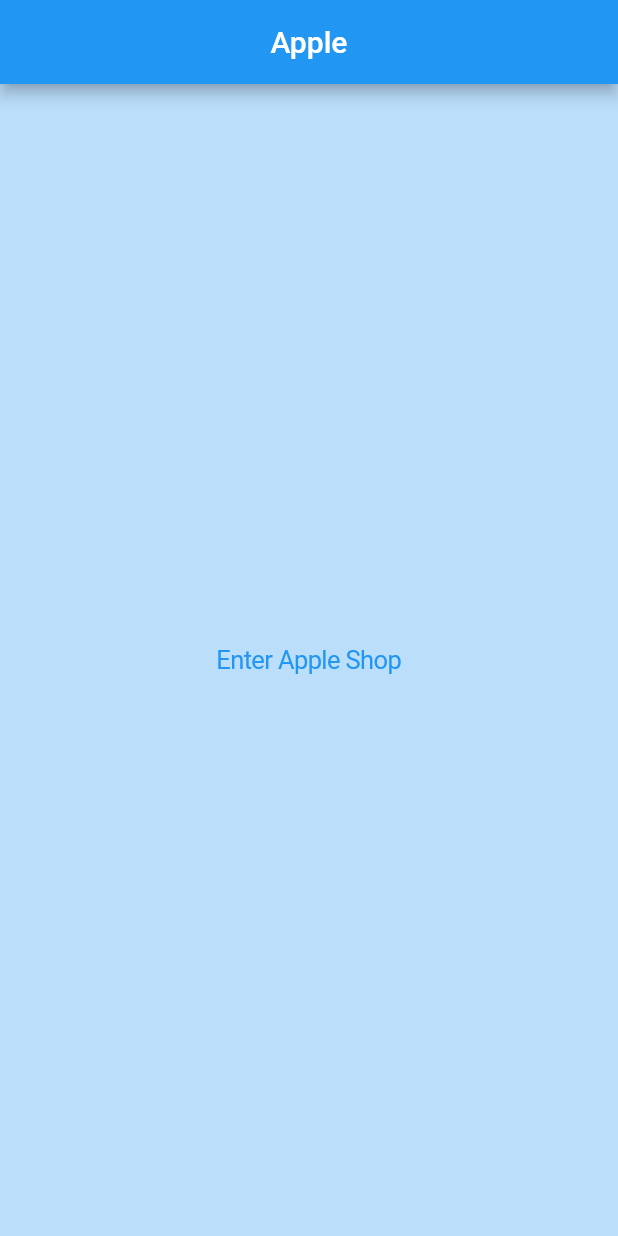
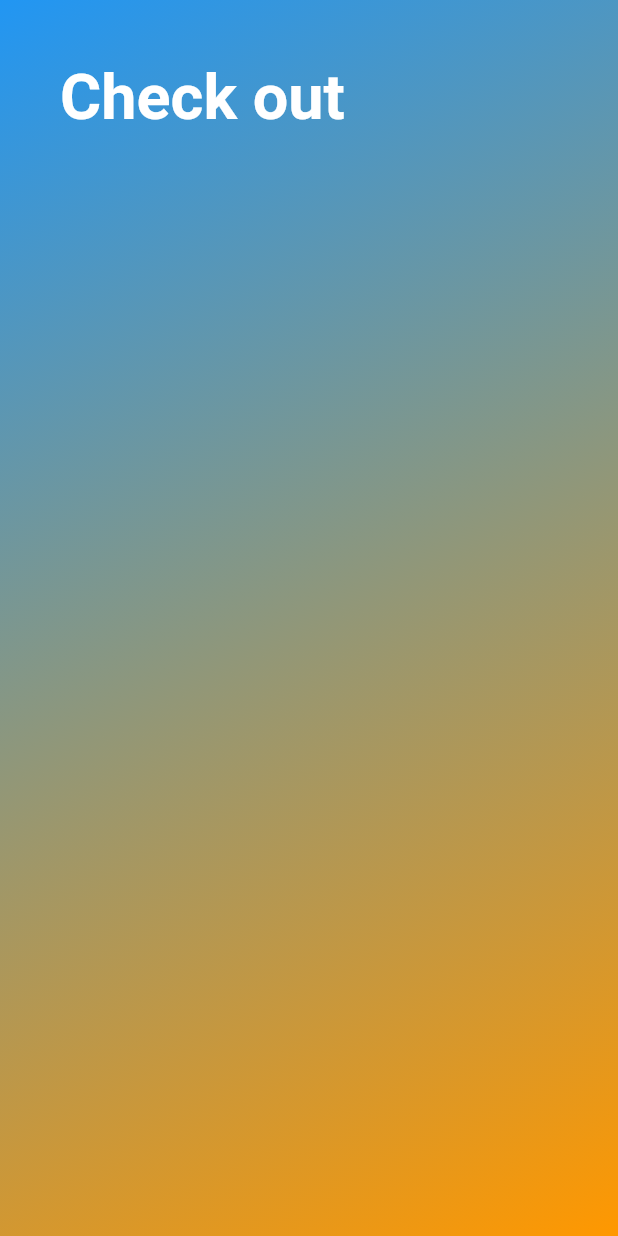
Before and after one commit to Zureq13/flutter_app, a Flutter app: the screen it shows after launch, on a phone screen of 412 x 824 dp. Run offline on Flutter 3.47's test engine with Material 2 defaults, Android fonts, the phone set to English and light mode, and no system bars.

Commit message:
Changing whole app for better design

```diff
--- a/lib/main.dart
+++ b/lib/main.dart
@@ -1,6 +1,4 @@
-import 'package:flutter/cupertino.dart';
 import 'package:flutter/material.dart';
-import 'package:flutter_application_2/apple_shop.dart';
 
 void main() {
   runApp(const MyApp());
@@ -8,35 +6,45 @@ void main() {
 
 class MyApp extends StatelessWidget {
   const MyApp({Key? key}) : super(key: key);
-
   @override
   Widget build(BuildContext context) {
     return MaterialApp(
-      title: 'Shop',
-      theme: ThemeData(
-        primarySwatch: Colors.blue,
-        scaffoldBackgroundColor: Colors.blue[100],
-      ),
+      debugShowCheckedModeBanner: false,
+      title: "I-Store",
+      theme: ThemeData(scaffoldBackgroundColor: Colors.blueGrey),
       home: Scaffold(
-        appBar: AppBar(
-          title: const Text("Apple"),
-          centerTitle: true,
+        body: Container(
+          decoration: const BoxDecoration(
+              gradient: LinearGradient(
+            begin: Alignment.topLeft,
+            end: Alignment.bottomRight,
+            colors: [
+              Colors.blue,
+              Colors.orange,
+            ],
+          )),
+          child: Column(
+            children: [
+              SafeArea(
+                child: Row(
+                  children: const [
+                    Padding(
+                      padding: EdgeInsets.all(40.0),
+                      child: Text(
+                        "Check out",
+                        style: TextStyle(
+                          fontSize: 42,
+                          fontWeight: FontWeight.bold,
+                          color: Colors.white,
+                        ),
+                      ),
+                    ),
+                  ],
+                ),
+              ),
+            ],
+          ),
         ),
-        body: Builder(builder: (context) {
-          return Center(
-            child: CupertinoButton(
-              child: const Text("Enter Apple Shop"),
-              onPressed: () {
-                Navigator.push(
-                  context,
-                  MaterialPageRoute(
-                    builder: (context) => const View(),
-                  ),
-                );
-              },
-            ),
-          );
-        }),
       ),
     );
   }
```
Also changed, not shown: lib/apple_shop.dart (deleted, +0 -38 lines), lib/card.dart (deleted, +0 -56 lines), lib/details.dart (deleted, +0 -90 lines), lib/order.dart (deleted, +0 -34 lines).
